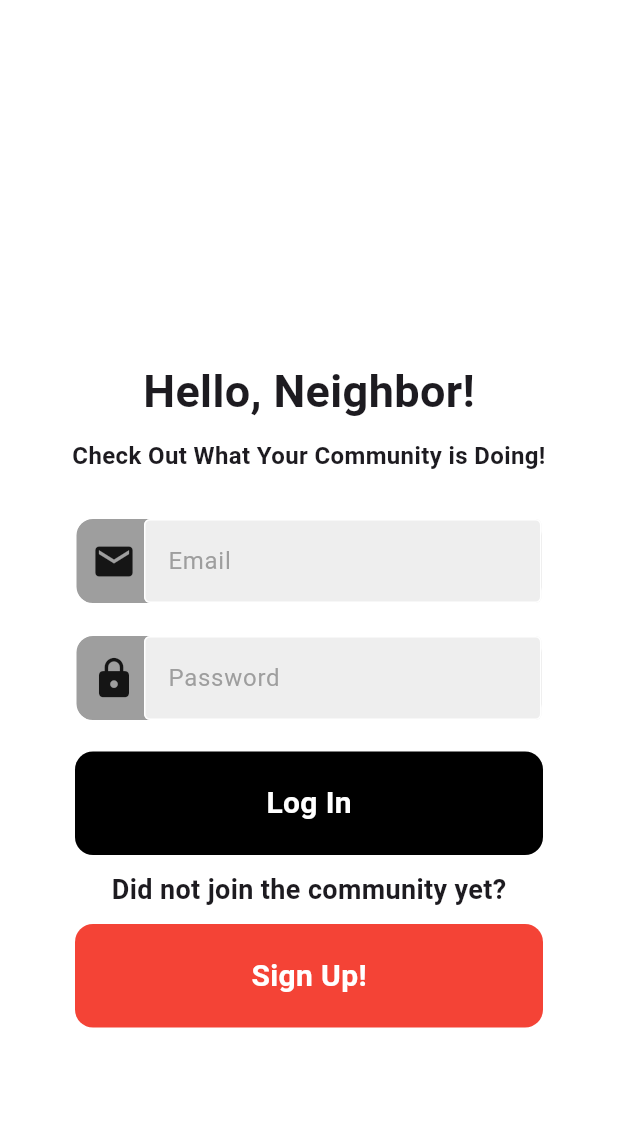
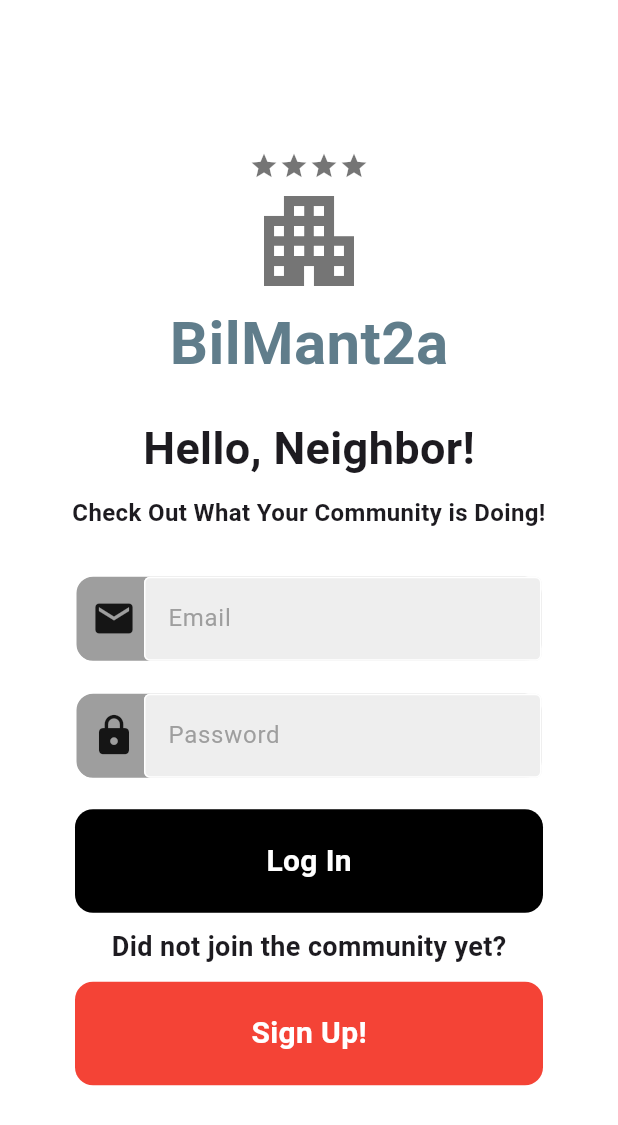
Before and after one commit to HalcyonAbsedion/BilMant2a, a Flutter app: the screen it shows after launch, on a phone screen of 412 x 824 dp. Shown: the top 1125 px of the screen. Run offline on Flutter 3.47's test engine with Material 3 defaults, Android fonts, the phone set to English and light mode, and no system bars; our stand-ins replace firebase_auth, firebase_core; accounts and stored records are empty.

Commit message:
login_exception_handling

```diff
--- a/lib/pages/login_page.dart
+++ b/lib/pages/login_page.dart
@@ -16,9 +16,28 @@ class _LoginPageState extends State<LoginPage> {
   final emailTextController = TextEditingController();
   final passwordTextController = TextEditingController();
   Future signIn() async {
-    await FirebaseAuth.instance.signInWithEmailAndPassword(
-        email: emailTextController.text.trim(),
-        password: passwordTextController.text.trim());
+    showDialog(
+      context: context,
+      builder: (context) => const Center(child: CircularProgressIndicator()),
+    );
+    try {
+      await FirebaseAuth.instance.signInWithEmailAndPassword(
+          email: emailTextController.text.trim(),
+          password: passwordTextController.text.trim());
+      if (context.mounted) Navigator.pop(context);
+    } on FirebaseAuthException catch (e) {
+      // ignore: use_build_context_synchronously
+      Navigator.pop(context);
+      displayMessage(e.code);
+    }
+  }
+
+  void displayMessage(String message) {
+    showDialog(
+        context: context,
+        builder: (context) => AlertDialog(
+              title: Text(message),
+            ));
   }
 
   @override
@@ -36,9 +55,63 @@ class _LoginPageState extends State<LoginPage> {
           child: Center(
             child: SingleChildScrollView(
               child: Column(
-                mainAxisAlignment: MainAxisAlignment.center,
+                // mainAxisAlignment: MainAxisAlignment.center,
                 children: [
-                  const SizedBox(height: 100),
+                  Container(
+                    decoration: BoxDecoration(
+                      // border: Border.all(color: Colors.blueGrey),
+                      borderRadius: BorderRadius.circular(120),
+                    ),
+                    child: const Column(
+                      children: [
+                        Row(
+                          mainAxisAlignment: MainAxisAlignment.center,
+                          children: [
+                            Icon(
+                              Icons.star,
+                              size: 20,
+                              color: Colors.black54,
+                            ),
+                            Icon(
+                              Icons.star,
+                              size: 20,
+                              color: Colors.black54,
+                            ),
+                            Icon(
+                              Icons.star,
+                              size: 20,
+                              color: Colors.black54,
+                            ),
+                            Icon(
+                              Icons.star,
+                              size: 20,
+                              color: Colors.black54,
+                            ),
+                          ],
+                        ),
+                        Row(
+                          mainAxisAlignment: MainAxisAlignment.center,
+                          children: [
+                            Icon(
+                              Icons.apartment_sharp,
+                              size: 80,
+                              color: Colors.black54,
+                            ),
+                          ],
+                        ),
+                        Text(
+                          'BilMant2a',
+                          style: TextStyle(
+                            color: Colors.blueGrey,
+                            fontWeight: FontWeight.bold,
+                            fontSize: 40,
+                          ),
+                        ),
+                      ],
+                    ),
+                  ),
+
+                  const SizedBox(height: 20),
 
                   //Welcome text
                   const Text(
```
